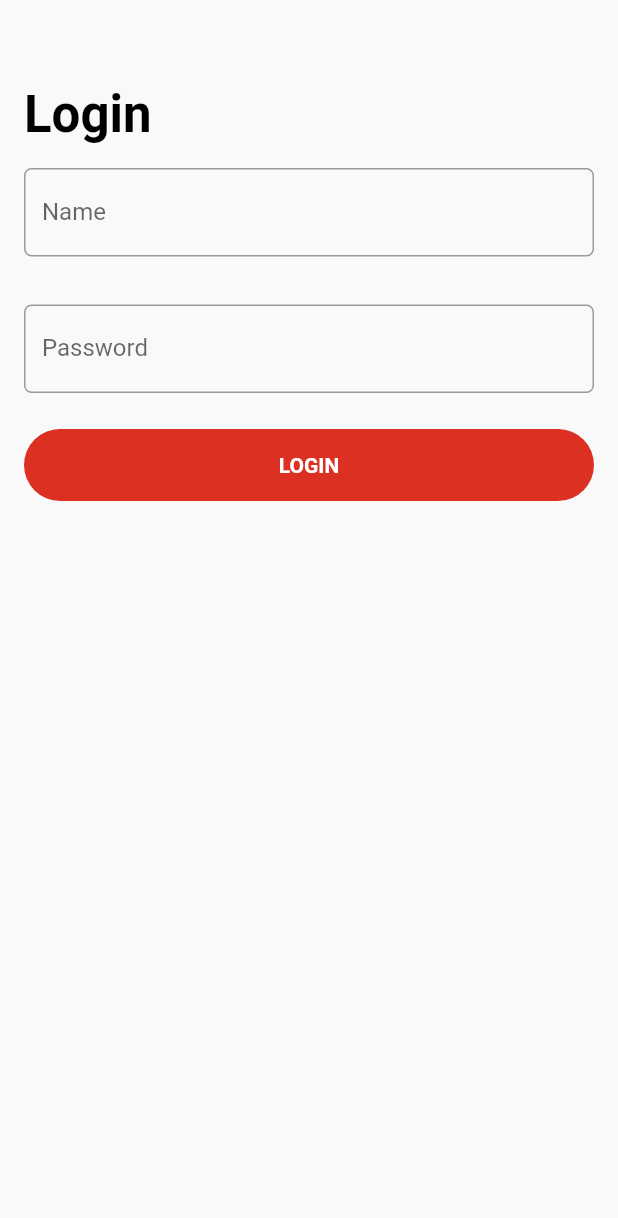
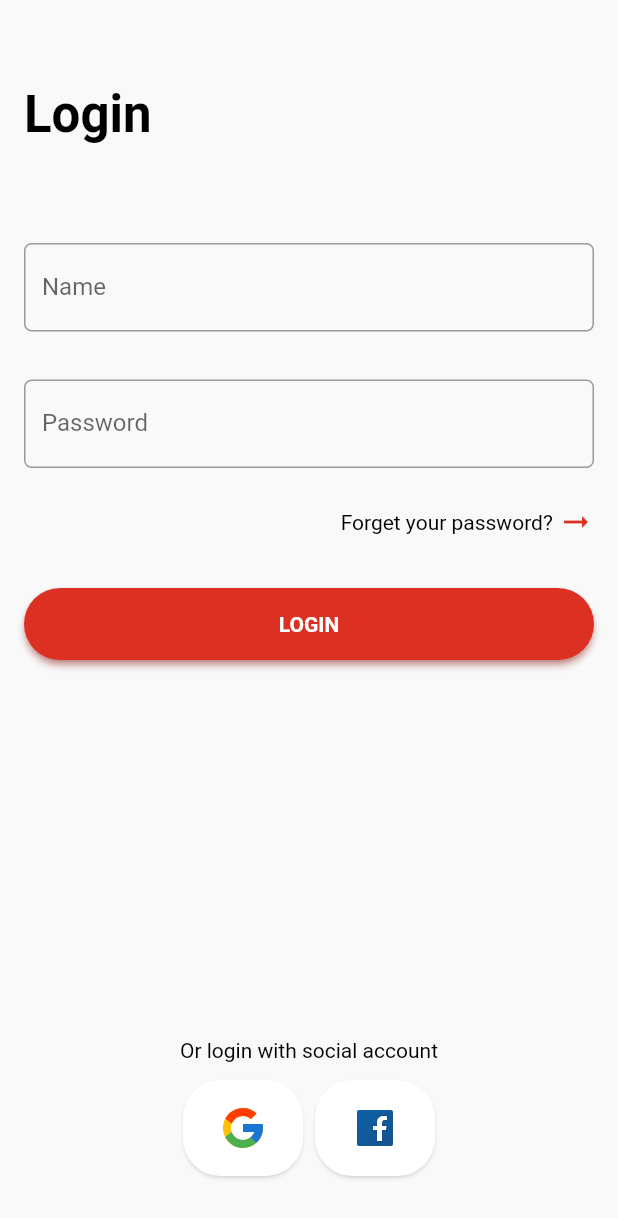
Before and after one commit to WeiJie22/drone4u-app, a Flutter app: the screen it shows after launch, on a phone screen of 412 x 824 dp. Shown: the top 1218 px of the screen. Run offline on Flutter 3.47's test engine with Material 2 defaults, Android fonts, the phone set to English and light mode, and no system bars; our stand-ins replace flutter_svg.

Commit message:
complete login screen

```diff
--- /dev/null
+++ b/lib/components/d4uBottomSocialMedia.dart
@@ -0,0 +1,63 @@
+import 'package:drone4u/components/d4uIndex.dart';
+import 'package:drone4u/constant/constant.dart';
+import 'package:flutter/material.dart';
+import 'package:flutter_svg/flutter_svg.dart';
+
+class D4uBottomSocialMedia extends StatelessWidget {
+  D4uBottomSocialMedia({super.key, this.text = ''});
+
+  String? text;
+
+  @override
+  Widget build(BuildContext context) {
+    return Column(
+      mainAxisSize: MainAxisSize.min,
+      children: [
+        D4uText(
+          padding: D4uPadding.containerCenter,
+          text: text,
+        ),
+        Row(
+          mainAxisAlignment: MainAxisAlignment.center,
+          children: [
+            Card(
+              shape: const RoundedRectangleBorder(
+                borderRadius: BorderRadius.all(
+                  Radius.circular(25),
+                ),
+              ),
+              shadowColor: Colors.black.withOpacity(0.5),
+              child: Padding(
+                padding: const EdgeInsets.fromLTRB(24, 16, 24, 16),
+                child: SvgPicture.asset(
+                  'assets/google.svg',
+                  height: 32,
+                  width: 32,
+                ),
+              ),
+            ),
+            Card(
+              shape: const RoundedRectangleBorder(
+                borderRadius: BorderRadius.all(
+                  Radius.circular(25),
+                ),
+              ),
+              shadowColor: Colors.black.withOpacity(0.5),
+              child: Padding(
+                padding: const EdgeInsets.fromLTRB(24, 16, 24, 16),
+                child: SvgPicture.asset(
+                  'assets/facebook.svg',
+                  height: 32,
+                  width: 32,
+                ),
+              ),
+            ),
+          ],
+        ),
+        const SizedBox(
+          height: 36,
+        )
+      ],
+    );
+  }
+}
--- a/lib/components/d4uDuoButton.dart
+++ b/lib/components/d4uDuoButton.dart
@@ -33,7 +33,8 @@ class D4uDuoButton extends StatelessWidget {
             child: ElevatedButton(
               onPressed: () {},
               style: ElevatedButton.styleFrom(
-                elevation: 0,
+                shadowColor: d4uPrimaryColor,
+                elevation: 2,
                 shape: const StadiumBorder(
                   side: BorderSide(
                     color: d4uPrimaryColor,
@@ -57,7 +58,8 @@ class D4uDuoButton extends StatelessWidget {
             child: ElevatedButton(
               onPressed: () {},
               style: ElevatedButton.styleFrom(
-                elevation: 0,
+                shadowColor: d4uPrimaryColor,
+                elevation: 2,
                 shape: const StadiumBorder(),
                 minimumSize: const Size.fromHeight(48),
                 backgroundColor: d4uPrimaryColor,
--- a/lib/components/d4uIndex.dart
+++ b/lib/components/d4uIndex.dart
@@ -4,3 +4,4 @@ export 'd4uScaffold.dart';
 export 'd4uText.dart';
 export 'd4uSingleButton.dart';
 export 'd4uDuoButton.dart';
+export 'd4uBottomSocialMedia.dart';
--- /dev/null
+++ b/lib/components/d4uLoginSubText.dart
@@ -0,0 +1,37 @@
+import 'package:drone4u/constant/constant.dart';
+import 'package:flutter/material.dart';
+
+import 'd4uIndex.dart';
+
+class D4uLoginSubText extends StatelessWidget {
+  D4uLoginSubText({
+    super.key,
+    this.text,
+    this.onPressed,
+  });
+
+  String? text;
+  VoidCallback? onPressed;
+
+  @override
+  Widget build(BuildContext context) {
+    return GestureDetector(
+      onTap: onPressed,
+      child: Padding(
+        padding: D4uPadding.containerCenter,
+        child: Row(
+          mainAxisAlignment: MainAxisAlignment.end,
+          children: [
+            D4uText(
+              text: text,
+            ),
+            const Icon(
+              Icons.arrow_right_alt,
+              color: d4uPrimaryColor,
+            ),
+          ],
+        ),
+      ),
+    );
+  }
+}
--- a/lib/components/d4uScaffold.dart
+++ b/lib/components/d4uScaffold.dart
@@ -16,6 +16,7 @@ class D4uScaffold extends StatefulWidget {
     this.leadingOnTap,
     this.showBackButton = false,
     this.pageTitle = '',
+    this.bottomNavigationBarWidget,
   }) : super(key: key);
 
   SliverAppBar? appBar;
@@ -28,6 +29,7 @@ class D4uScaffold extends StatefulWidget {
   VoidCallback? leadingOnTap;
   bool showBackButton;
   String? pageTitle;
+  Widget? bottomNavigationBarWidget;
 
   @override
   State<D4uScaffold> createState() => _D4uScaffoldState();
@@ -38,6 +40,7 @@ class _D4uScaffoldState extends State<D4uScaffold> {
   Widget build(BuildContext context) {
     return Scaffold(
       backgroundColor: d4uBackground,
+      bottomNavigationBar: widget.bottomNavigationBarWidget,
       body: CustomScrollView(
         slivers: [
           widget.appBar ??
@@ -60,7 +63,7 @@ class _D4uScaffoldState extends State<D4uScaffold> {
                               color: Colors.black,
                             ),
                       )
-                    : d4uSizedBox.shrink,
+                    : D4uSizedBox.shrink,
               ),
           SliverList(
             delegate: SliverChildListDelegate(
--- a/lib/components/d4uSingleButton.dart
+++ b/lib/components/d4uSingleButton.dart
@@ -21,7 +21,8 @@ class D4uSingleButton extends StatelessWidget {
       child: ElevatedButton(
         onPressed: () {},
         style: ElevatedButton.styleFrom(
-          elevation: 0,
+          shadowColor: d4uPrimaryColor,
+          elevation: 2,
           shape: const StadiumBorder(),
           minimumSize: const Size.fromHeight(48),
           backgroundColor: d4uPrimaryColor,
--- a/lib/components/d4uText.dart
+++ b/lib/components/d4uText.dart
@@ -8,6 +8,7 @@ class D4uText extends StatelessWidget {
     this.fontWeight,
     this.overflow,
     this.color = Colors.black,
+    this.padding = EdgeInsets.zero,
   }) : super(key: key);
 
   String? text;
@@ -15,10 +16,13 @@ class D4uText extends StatelessWidget {
   FontWeight? fontWeight;
   TextOverflow? overflow;
   Color? color;
+  EdgeInsets padding;
 
   @override
   Widget build(BuildContext context) {
-    return Text(
+    return Padding(
+      padding: padding,
+      child: Text(
         text!,
         style: TextStyle(
           color: color,
@@ -26,6 +30,7 @@ class D4uText extends StatelessWidget {
           fontWeight: fontWeight,
           overflow: overflow,
         ),
+      ),
     );
   }
 }
--- a/lib/constant/constant.dart
+++ b/lib/constant/constant.dart
@@ -14,12 +14,14 @@ class D4uPadding {
   static const v8 = EdgeInsets.symmetric(vertical: 8);
   static const a8 = EdgeInsets.all(8);
 
+  static const a24 = EdgeInsets.all(24);
+
   static const containerCenter = EdgeInsets.fromLTRB(16, 8, 16, 8);
   static const containerCenter2 = EdgeInsets.fromLTRB(8, 4, 8, 4);
   static const containerCenter3 = EdgeInsets.fromLTRB(16, 0, 16, 8);
   static const containerCenter4 = EdgeInsets.fromLTRB(16, 8, 16, 0);
 }
 
-class d4uSizedBox {
+class D4uSizedBox {
   static const shrink = SizedBox.shrink();
 }
--- a/lib/screens/d4uLoginScreen.dart
+++ b/lib/screens/d4uLoginScreen.dart
@@ -1,9 +1,9 @@
-import 'package:drone4u/components/d4uDuoButton.dart';
-import 'package:drone4u/components/d4uScaffold.dart';
+import 'package:drone4u/components/d4uLoginSubText.dart';
+import 'package:drone4u/constant/constant.dart';
 import 'package:flutter/material.dart';
 import 'package:flutter/src/widgets/container.dart';
 import 'package:flutter/src/widgets/framework.dart';
-
+import 'package:flutter_svg/flutter_svg.dart';
 import '../components/d4uIndex.dart';
 
 class D4uLoginScreen extends StatefulWidget {
@@ -17,16 +17,29 @@ class _D4uLoginScreenState extends State<D4uLoginScreen> {
   @override
   Widget build(BuildContext context) {
     return D4uScaffold(
+      color: d4uBackground,
+      bottomNavigationBarWidget: D4uBottomSocialMedia(
+        text: "Or login with social account",
+      ),
       pageTitle: 'Login',
       body: Column(
+        mainAxisAlignment: MainAxisAlignment.spaceAround,
         children: [
+          const SizedBox(
+            height: 50,
+          ),
           D4uTextField(
             placeHolder: "Name",
           ),
           D4uTextField(
             placeHolder: 'Password',
           ),
+          D4uLoginSubText(
+            text: 'Forget your password? ',
+            onPressed: () => {},
+          ),
           D4uSingleButton(
+            padding: const EdgeInsets.fromLTRB(16, 24, 16, 0),
             text: 'Login',
           ),
         ],
```
Also changed, not shown: pubspec.yaml (+5 -68 lines), assets/facebook.svg (added), assets/google.svg (added), pubspec.lock. Lines whose indentation alone changed are shown as unchanged.
